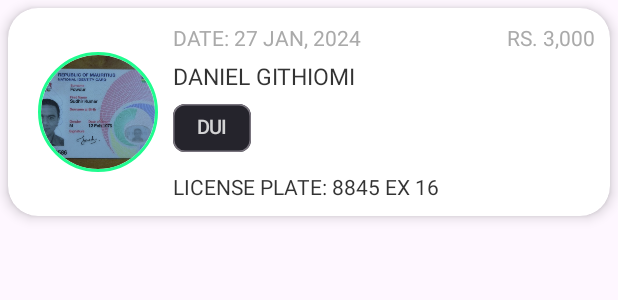
After one commit to githiomi/Copture, an Android app: the layout history_recycler_view_item.xml on its own in the app's theme, with its tools: preview values and no code run, on a phone screen of 412 x 824 dp. The commit adds this screen. Shown: the top 300 px of the screen. Run offline under Robolectric (Android 15) with nearby library versions, the phone set to English and light mode, and no system bars.

Commit message:
Feat: Designed the history item and recycler view layout

```diff
--- a/app/src/main/java/com/githiomi/copture/data/models/Driver.java
+++ b/app/src/main/java/com/githiomi/copture/data/models/Driver.java
@@ -18,7 +18,8 @@ public class Driver {
     private BloodGroup bloodGroup;
     private String driverLicenseExpirationDate;
 
-    public Driver(String driverLicenseNumber, String driverSurname, String driverNames, String driverDob, Nationality driverNationality, Sex sex, BloodGroup bloodGroup, String driverLicenseExpirationDate) {
+    public Driver(String driverLicenseNumber, String driverSurname, String driverNames, String driverDob,
+                  Nationality driverNationality, Sex sex, BloodGroup bloodGroup, String driverLicenseExpirationDate) {
         this.driverLicenseNumber = driverLicenseNumber;
         this.driverSurname = driverSurname;
         this.driverNames = driverNames;
--- a/app/src/main/java/com/githiomi/copture/data/models/TrafficOfficer.java
+++ b/app/src/main/java/com/githiomi/copture/data/models/TrafficOfficer.java
@@ -16,7 +16,8 @@ public class TrafficOfficer {
     private String officerDob;
     private String password;
 
-    public TrafficOfficer(String officerBadgeNumber, String officerSurname, String officerNames, OfficerRole officerRole, PoliceStation officerStation, String officerSupervisor, Sex sex, String officerDob, String password) {
+    public TrafficOfficer(String officerBadgeNumber, String officerSurname, String officerNames, OfficerRole officerRole,
+                          PoliceStation officerStation, String officerSupervisorId, Sex sex, String officerDob, String password) {
         this.officerBadgeNumber = officerBadgeNumber;
         this.officerSurname = officerSurname;
         this.officerNames = officerNames;
--- a/app/src/main/res/layout/fragment_history.xml
+++ b/app/src/main/res/layout/fragment_history.xml
@@ -5,10 +5,13 @@
     android:layout_height="match_parent"
     tools:context=".views.fragments.HistoryFragment">
 
-    <!-- TODO: Update blank fragment layout -->
-    <TextView
+    <androidx.recyclerview.widget.RecyclerView
+        android:id="@+id/RV_History"
         android:layout_width="match_parent"
         android:layout_height="match_parent"
-        android:text="@string/hello_blank_fragment" />
+        android:background="@color/transparent"
+        android:padding="15dp"
+        tools:itemCount="5"
+        tools:listitem="@layout/history_recycler_view_item" />
 
 </FrameLayout>
--- /dev/null
+++ b/app/src/main/res/layout/history_recycler_view_item.xml
@@ -0,0 +1,97 @@
+<?xml version="1.0" encoding="utf-8"?>
+<androidx.cardview.widget.CardView xmlns:android="http://schemas.android.com/apk/res/android"
+    xmlns:app="http://schemas.android.com/apk/res-auto"
+    android:layout_width="match_parent"
+    android:layout_height="wrap_content"
+    android:layout_margin="5dp"
+    app:cardBackgroundColor="?customCardBackgroundColor"
+    app:cardCornerRadius="?customCardCornerRadius"
+    app:cardElevation="5dp">
+
+    <RelativeLayout
+        android:layout_width="match_parent"
+        android:layout_height="wrap_content"
+        android:padding="10dp">
+
+        <de.hdodenhof.circleimageview.CircleImageView
+            android:id="@+id/CIV_TicketIcon"
+            android:layout_width="80dp"
+            android:layout_height="80dp"
+            android:layout_centerVertical="true"
+            android:layout_marginStart="10dp"
+            android:src="@drawable/mauritian_driver_license"
+            app:civ_border_color="@color/green"
+            app:civ_border_width="2dp" />
+
+        <LinearLayout
+            android:layout_width="match_parent"
+            android:layout_height="wrap_content"
+            android:layout_marginStart="10dp"
+            android:layout_toEndOf="@id/CIV_TicketIcon"
+            android:orientation="vertical">
+
+            <RelativeLayout
+                android:layout_width="match_parent"
+                android:layout_height="wrap_content">
+
+                <TextView
+                    android:id="@+id/TV_Date"
+                    android:layout_width="wrap_content"
+                    android:layout_height="wrap_content"
+                    android:layout_alignParentStart="true"
+                    android:text="Date: 27 Jan, 2024"
+                    android:textAllCaps="true"
+                    android:textColor="@android:color/darker_gray"
+                    android:textSize="14sp" />
+
+                <TextView
+                    android:layout_width="wrap_content"
+                    android:layout_height="wrap_content"
+                    android:layout_alignParentEnd="true"
+                    android:text="Rs. 3,000"
+                    android:textAllCaps="true"
+                    android:textColor="@android:color/darker_gray"
+                    android:textSize="14sp" />
+
+            </RelativeLayout>
+
+            <TextView
+                android:layout_width="wrap_content"
+                android:layout_height="wrap_content"
+                android:layout_marginTop="5dp"
+                android:text="Daniel Githiomi"
+                android:textAllCaps="true"
+                android:textColor="?mainTextColor"
+                android:textSize="15sp" />
+
+            <com.google.android.material.chip.ChipGroup
+                android:layout_width="match_parent"
+                android:layout_height="wrap_content">
+
+                <com.google.android.material.chip.Chip
+                    android:layout_width="wrap_content"
+                    android:layout_height="wrap_content"
+                    android:padding="3dp"
+                    android:text="DUI"
+                    android:textColor="?contrastTextColor"
+                    android:textSize="13sp"
+                    app:chipBackgroundColor="@color/dullBlack" />
+
+            </com.google.android.material.chip.ChipGroup>
+
+            <TextView
+                android:id="@+id/TV_Vehicle"
+                android:layout_width="wrap_content"
+                android:layout_height="wrap_content"
+                android:layout_alignParentStart="true"
+                android:layout_marginTop="5dp"
+                android:text="License Plate: 8845 EX 16"
+                android:textAllCaps="true"
+                android:textColor="?mainTextColor"
+                android:textSize="14sp" />
+
+        </LinearLayout>
+
+    </RelativeLayout>
+
+</androidx.cardview.widget.CardView>
```
Also changed, not shown: app/src/main/res/drawable/mauritian_driver_license.png (added).
